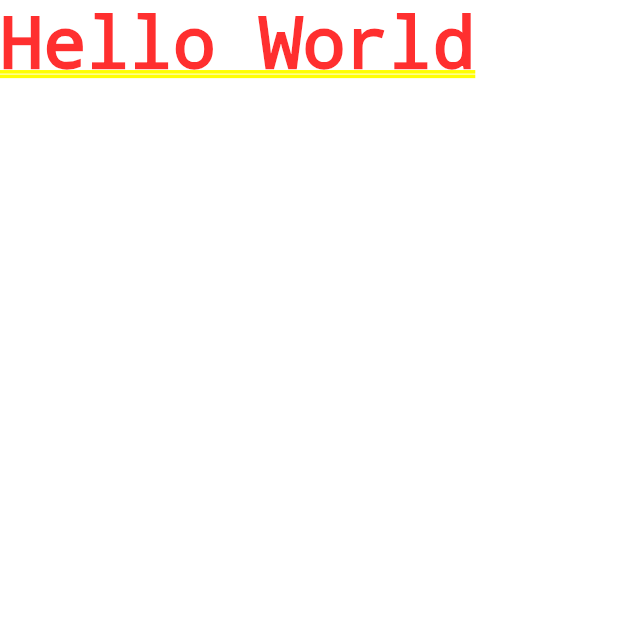
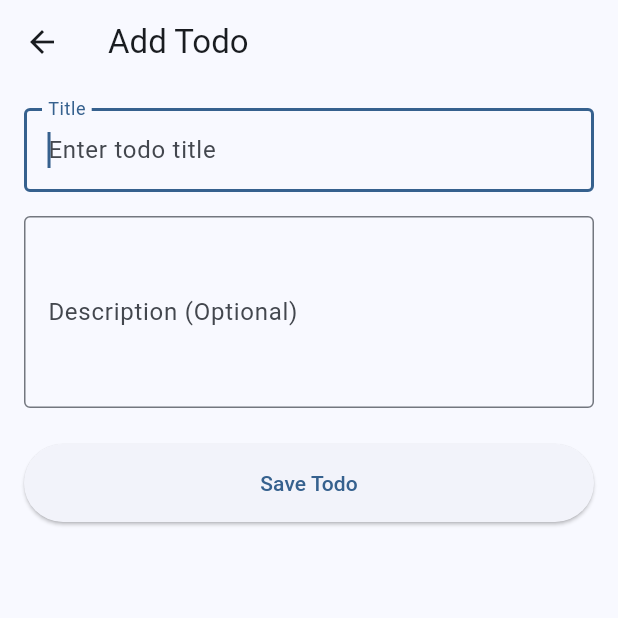
Before and after one commit to crystalz05/flutter_todo_app, a Flutter app: the screen it shows after launch, after a tap on the "add" icon, on a phone screen of 412 x 824 dp, the top half of it. Run offline on Flutter 3.47's test engine with Material 3 defaults, Android fonts, the phone set to English and light mode, and no system bars; our stand-ins replace dartz, equatable, floor, flutter_bloc, get_it, shared_preferences and 1 more; accounts and stored records are empty; generated files the repository leaves out were written again.

Commit message:
Almost completed the todo ui

```diff
--- /dev/null
+++ b/devtools_options.yaml
@@ -0,0 +1,3 @@
+description: This file stores settings for Dart & Flutter DevTools.
+documentation: https://docs.flutter.dev/tools/devtools/extensions#configure-extension-enablement-states
+extensions:
--- a/lib/core/di/injection_container.dart
+++ b/lib/core/di/injection_container.dart
@@ -5,6 +5,9 @@
 import 'package:flutter_todo_app/features/todo/domain/usecases/usecase.dart';
 import 'package:flutter_todo_app/features/todo/presentation/bloc/todo_bloc.dart';
 import 'package:get_it/get_it.dart';
+import 'package:shared_preferences/shared_preferences.dart';
+
+import '../presentation/cubit/theme_cubit.dart';
 
 
 final sl = GetIt.instance;
@@ -15,9 +18,31 @@
       .databaseBuilder("app_database.db")
       .build();
 
+  final sharedPreferences = await SharedPreferences.getInstance();
 
+  sl.registerSingleton<SharedPreferences>(sharedPreferences);
   sl.registerSingleton<AppDatabase>(database);
   sl.registerSingleton(database.todoDao);
+
+  sl.registerLazySingleton<ThemeCubit>(
+        () => ThemeCubit(sl<SharedPreferences>()),
+  );
+  sl.registerLazySingleton<TodoRepository>(
+        ()=> TodoRepositoryImpl(localDatasource: sl()),
+  );
+
+  sl.registerLazySingleton<TodoLocalDatasource>(
+        ()=> TodoLocalDataSourceImpl(todoDao: sl()),
+  );
+
+  sl.registerLazySingleton(()=> GetAllTodos(sl()));
+  sl.registerLazySingleton(()=> GetTodoById(sl()));
+  sl.registerLazySingleton(()=> CreateTodo(sl()));
+  sl.registerLazySingleton(()=> UpdateTodo(sl()));
+  sl.registerLazySingleton(()=> ToggleTodoStatus(sl()));
+  sl.registerLazySingleton(()=> DeleteTodo(sl()));
+  sl.registerLazySingleton(()=> GetCompletedTodos(sl()));
+  sl.registerLazySingleton(()=> GetPendingTodos(sl()));
 
   sl.registerFactory(()=> TodoBloc(
     getAllTodos: sl(),
@@ -30,20 +55,4 @@
     getPendingTodos: sl(),
   ));
 
-  sl.registerLazySingleton(()=> GetAllTodos(sl()));
-  sl.registerLazySingleton(()=> GetTodoById(sl()));
-  sl.registerLazySingleton(()=> CreateTodo(sl()));
-  sl.registerLazySingleton(()=> UpdateTodo(sl()));
-  sl.registerLazySingleton(()=> ToggleTodoStatus(sl()));
-  sl.registerLazySingleton(()=> DeleteTodo(sl()));
-  sl.registerLazySingleton(()=> GetCompletedTodos(sl()));
-  sl.registerLazySingleton(()=> GetPendingTodos(sl()));
-
-  sl.registerLazySingleton<TodoRepository>(
-      ()=> TodoRepositoryImpl(localDatasource: sl()),
-  );
-
-  sl.registerLazySingleton<TodoLocalDatasource>(
-      ()=> TodoLocalDataSourceImpl(todoDao: sl()),
-  );
 }
--- /dev/null
+++ b/lib/core/presentation/cubit/theme_cubit.dart
@@ -0,0 +1,42 @@
+// lib/core/presentation/cubit/theme_cubit.dart
+
+import 'package:flutter_bloc/flutter_bloc.dart';
+import 'package:flutter/material.dart';
+import 'package:shared_preferences/shared_preferences.dart';
+
+enum ThemeState { light, dark, system }
+
+class ThemeCubit extends Cubit<ThemeState> {
+  final SharedPreferences prefs;
+  static const String _themeKey = 'theme_mode';
+
+  ThemeCubit(this.prefs) : super(ThemeState.system) {
+    _loadTheme();
+  }
+
+  void _loadTheme() {
+    final themeString = prefs.getString(_themeKey);
+    if (themeString != null) {
+      emit(ThemeState.values.firstWhere(
+            (e) => e.toString() == themeString,
+        orElse: () => ThemeState.system,
+      ));
+    }
+  }
+
+  Future<void> setTheme(ThemeState theme) async {
+    await prefs.setString(_themeKey, theme.toString());
+    emit(theme);
+  }
+
+  ThemeMode get themeMode {
+    switch (state) {
+      case ThemeState.light:
+        return ThemeMode.light;
+      case ThemeState.dark:
+        return ThemeMode.dark;
+      case ThemeState.system:
+        return ThemeMode.system;
+    }
+  }
+}
--- /dev/null
+++ b/lib/features/todo/presentation/cubit/theme_cubit.dart
@@ -0,0 +1,42 @@
+// lib/core/presentation/cubit/theme_cubit.dart
+
+import 'package:flutter_bloc/flutter_bloc.dart';
+import 'package:flutter/material.dart';
+import 'package:shared_preferences/shared_preferences.dart';
+
+enum ThemeState { light, dark, system }
+
+class ThemeCubit extends Cubit<ThemeState> {
+  final SharedPreferences prefs;
+  static const String _themeKey = 'theme_mode';
+
+  ThemeCubit(this.prefs) : super(ThemeState.system) {
+    _loadTheme();
+  }
+
+  void _loadTheme() {
+    final themeString = prefs.getString(_themeKey);
+    if (themeString != null) {
+      emit(ThemeState.values.firstWhere(
+            (e) => e.toString() == themeString,
+        orElse: () => ThemeState.system,
+      ));
+    }
+  }
+
+  Future<void> setTheme(ThemeState theme) async {
+    await prefs.setString(_themeKey, theme.toString());
+    emit(theme);
+  }
+
+  ThemeMode get themeMode {
+    switch (state) {
+      case ThemeState.light:
+        return ThemeMode.light;
+      case ThemeState.dark:
+        return ThemeMode.dark;
+      case ThemeState.system:
+        return ThemeMode.system;
+    }
+  }
+}
--- /dev/null
+++ b/lib/features/todo/presentation/pages/add_todo_page.dart
@@ -0,0 +1,98 @@
+// lib/features/todo/presentation/pages/add_todo_page.dart
+
+import 'package:flutter/material.dart';
+import 'package:flutter_bloc/flutter_bloc.dart';
+import '../bloc/todo_bloc.dart';
+import '../bloc/todo_event.dart';
+
+class AddTodoPage extends StatefulWidget {
+  const AddTodoPage({Key? key}) : super(key: key);
+
+  @override
+  State<AddTodoPage> createState() => _AddTodoPageState();
+}
+
+class _AddTodoPageState extends State<AddTodoPage> {
+  final _formKey = GlobalKey<FormState>();
+  final _titleController = TextEditingController();
+  final _descriptionController = TextEditingController();
+
+  @override
+  void dispose() {
+    _titleController.dispose();
+    _descriptionController.dispose();
+    super.dispose();
+  }
+
+  @override
+  Widget build(BuildContext context) {
+    return Scaffold(
+      appBar: AppBar(
+        title: const Text('Add Todo'),
+      ),
+      body: Padding(
+        padding: const EdgeInsets.all(16.0),
+        child: Form(
+          key: _formKey,
+          child: Column(
+            crossAxisAlignment: CrossAxisAlignment.stretch,
+            children: [
+              TextFormField(
+                controller: _titleController,
+                decoration: const InputDecoration(
+                  labelText: 'Title',
+                  border: OutlineInputBorder(),
+                  hintText: 'Enter todo title',
+                ),
+                validator: (value) {
+                  if (value == null || value.trim().isEmpty) {
+                    return 'Please enter a title';
+                  }
+                  if (value.length > 100) {
+                    return 'Title must be less than 100 characters';
+                  }
+                  return null;
+                },
+                textInputAction: TextInputAction.next,
+                autofocus: true,
+              ),
+              const SizedBox(height: 16),
+              TextFormField(
+                controller: _descriptionController,
+                decoration: const InputDecoration(
+                  labelText: 'Description (Optional)',
+                  border: OutlineInputBorder(),
+                  hintText: 'Enter todo description',
+                ),
+                maxLines: 4,
+                textInputAction: TextInputAction.done,
+              ),
+              const SizedBox(height: 24),
+              ElevatedButton(
+                onPressed: _saveTodo,
+                style: ElevatedButton.styleFrom(
+                  padding: const EdgeInsets.all(16),
+                ),
+                child: const Text('Save Todo'),
+              ),
+            ],
+          ),
+        ),
+      ),
+    );
+  }
+
+  void _saveTodo() {
+    if (_formKey.currentState!.validate()) {
+      context.read<TodoBloc>().add(
+        CreateTodoEvent(
+          title: _titleController.text.trim(),
+          description: _descriptionController.text.trim().isEmpty
+              ? null
+              : _descriptionController.text.trim(),
+        ),
+      );
+      Navigator.pop(context);
+    }
+  }
+}
--- a/lib/features/todo/presentation/pages/todo_list_page.dart
+++ b/lib/features/todo/presentation/pages/todo_list_page.dart
@@ -2,13 +2,18 @@
 
 import 'package:flutter/material.dart';
 import 'package:flutter_bloc/flutter_bloc.dart';
+import 'package:flutter_todo_app/features/todo/domain/entities/todo.dart';
 import '../../../../core/di/injection_container.dart';
 import '../bloc/todo_bloc.dart';
 import '../bloc/todo_event.dart';
 import '../bloc/todo_state.dart';
+import '../../../../core/presentation/cubit/theme_cubit.dart';
+import '../widgets/todo_item_widget.dart';
+import '../widgets/empty_state_widget.dart';
+import 'add_todo_page.dart';
 
 class TodoListPage extends StatelessWidget {
-  const TodoListPage({Key? key}) : super(key: key);
+  const TodoListPage({super.key});
 
   @override
   Widget build(BuildContext context) {
@@ -26,8 +31,74 @@
   Widget build(BuildContext context) {
     return Scaffold(
       appBar: AppBar(
-        title: const Text('My Todos'),
+        title: BlocBuilder<TodoBloc, TodoState>(
+            builder: (context, state){
+              if(state is TodosLoaded){
+                final completed = state.completedCount;
+                final total = state.totalCount;
+
+                return
+                  Column(
+                    crossAxisAlignment: CrossAxisAlignment.start,
+                    children: [
+                      Text('TaskFlow - Todo App', style: TextStyle(fontWeight: FontWeight.w900)),
+                      Text("$completed of $total tasks completed",
+                          style: Theme.of(context).textTheme.titleMedium?.copyWith(
+                              color: Theme.of(context).colorScheme.onBackground.withAlpha(170)
+                          ))
+                    ],
+                  );
+            }
+              return const Column(
+                crossAxisAlignment: CrossAxisAlignment.start,
+                children: [
+                  Text(
+                    'TaskFlow - Todo App',
+                    style: TextStyle(fontWeight: FontWeight.bold),
+                  ),
+                ],
+              );
+            }
+        ),
         actions: [
+
+          // Replace the theme button in AppBar actions with:
+          IconButton(
+            icon: BlocBuilder<ThemeCubit, ThemeState>(
+              builder: (context, themeState) {
+                switch (themeState) {
+                  case ThemeState.light:
+                    return const Icon(Icons.light_mode);
+                  case ThemeState.dark:
+                    return const Icon(Icons.dark_mode);
+                  case ThemeState.system:
+                    return const Icon(Icons.brightness_auto);
+                }
+              },
+            ),
+            onPressed: () {
+              final themeCubit = context.read<ThemeCubit>();
+              final currentTheme = themeCubit.state;
+
+              // Cycle through themes: light -> dark -> system -> light
+              ThemeState nextTheme;
+              switch (currentTheme) {
+                case ThemeState.light:
+                  nextTheme = ThemeState.dark;
+                  break;
+                case ThemeState.dark:
+                  nextTheme = ThemeState.system;
+                  break;
+                case ThemeState.system:
+                  nextTheme = ThemeState.light;
+                  break;
+              }
+
+              themeCubit.setTheme(nextTheme);
+            },
+            tooltip: 'Toggle theme',
+          ),
+
           PopupMenuButton<TodoFilter>(
             onSelected: (filter) {
               context.read<TodoBloc>().add(FilterTodosEvent(filter));
@@ -49,6 +120,71 @@
           ),
         ],
       ),
+      body: BlocConsumer<TodoBloc, TodoState>(
+        listener: (context, state) {
+          if (state is TodoError) {
+            ScaffoldMessenger.of(context).showSnackBar(
+              SnackBar(
+                content: Text(state.message),
+                backgroundColor: Colors.red,
+              ),
+            );
+          } else if (state is TodoOperationSuccess) {
+            ScaffoldMessenger.of(context).showSnackBar(
+              SnackBar(
+                content: Text(state.message),
+                backgroundColor: Colors.green,
+              ),
+            );
+          }
+        },
+        builder: (context, state) {
+          if (state is TodoLoading) {
+            return const Center(child: CircularProgressIndicator());
+          }
+
+          if (state is TodosLoaded) {
+            final todos = state.filteredTodos;
+
+            return Column(
+              children: [
+                _filterBar(context, state.currentFilter),
+                if(todos.isEmpty)
+                  Expanded(
+                      child: EmptyStateWidget(
+                        filter: state.currentFilter,
+                        onAddTodo: ()=> _navigateToAddTodo(context),
+                      )
+                  )else
+                  Expanded(
+                    child: ListView.builder(
+                      itemCount: todos.length,
+                      padding: const EdgeInsets.all(8),
+                      itemBuilder: (context, index) {
+                        return TodoItemWidget(
+                          todo: todos[index],
+                          onToggle: () {
+                            context.read<TodoBloc>().add(
+                              ToggleTodoStatusEvent(todos[index].id),
+                            );
+                          },
+                          onDelete: () {
+                            _showDeleteConfirmation(context, todos[index].id);
+                          },
+                          onTap: () {
+                            // Navigate to detail/edit page
+                          },
+                        );
+                      },
+                    ),
+                  ),
+              ],
+            );
+          }
+
+          return const EmptyStateWidget();
+        },
+      ),
       floatingActionButton: FloatingActionButton(
         onPressed: () => _navigateToAddTodo(context),
         child: const Icon(Icons.add),
@@ -56,41 +192,46 @@
     );
   }
 
-  Widget _buildStatsBar(TodosLoaded state) {
+  Widget _filterBar(BuildContext context, TodoFilter activeFilter) {
+
+    final filters = [TodoFilter.all, TodoFilter.pending, TodoFilter.completed];
+
     return Container(
       padding: const EdgeInsets.all(16),
-      color: Colors.grey[100],
       child: Row(
-        mainAxisAlignment: MainAxisAlignment.spaceAround,
-        children: [
-          _buildStatItem('Total', state.totalCount, Colors.blue),
-          _buildStatItem('Pending', state.pendingCount, Colors.orange),
-          _buildStatItem('Completed', state.completedCount, Colors.green),
-        ],
+        mainAxisAlignment: MainAxisAlignment.start,
+        children: filters
+            .map((filter) => Padding(
+          padding: const EdgeInsets.only(right: 8),
+          child: _filterButton(
+              context,
+              activeFilter == filter,
+              filter.name.toUpperCase(),
+              filter),
+        ))
+            .toList(),
       ),
     );
   }
 
-  Widget _buildStatItem(String label, int count, Color color) {
-    return Column(
-      children: [
-        Text(
-          count.toString(),
-          style: TextStyle(
-            fontSize: 24,
-            fontWeight: FontWeight.bold,
-            color: color,
-          ),
-        ),
-        Text(
+  Widget _filterButton(
+      BuildContext context,
+      bool active,
+      String label,
+      TodoFilter filter
+      ) {
+    return ElevatedButton(
+        onPressed: (){
+          context.read<TodoBloc>().add(FilterTodosEvent(filter));
+        },
+        style: ElevatedButton.styleFrom(elevation: 0,
+            backgroundColor: active
+                ? Theme.of(context).colorScheme.primary
+                : Theme.of(context).colorScheme.surfaceContainerHighest),
+        child: Text(
           label,
-          style: const TextStyle(
-            fontSize: 12,
-            color: Colors.grey,
-          ),
-        ),
-      ],
-    );
+          style: Theme.of(context).textTheme.bodyMedium
+              ?.copyWith(color: active ? Theme.of(context).colorScheme.onPrimary : Theme.of(context).colorScheme.primary),));
   }
 
   void _navigateToAddTodo(BuildContext context) {
@@ -99,7 +240,7 @@
       MaterialPageRoute(
         builder: (_) => BlocProvider.value(
           value: context.read<TodoBloc>(),
-          child: const Text("Hello World")
+          child: const AddTodoPage(),
         ),
       ),
     );
--- /dev/null
+++ b/lib/features/todo/presentation/widgets/empty_state_widget.dart
@@ -0,0 +1,66 @@
+// lib/features/todo/presentation/widgets/empty_state_widget.dart
+
+import 'package:flutter/material.dart';
+import '../bloc/todo_event.dart';
+
+class EmptyStateWidget extends StatelessWidget {
+  final TodoFilter? filter;
+  final VoidCallback? onAddTodo;
+
+  const EmptyStateWidget({
+    Key? key,
+    this.filter,
+    this.onAddTodo,
+  }) : super(key: key);
+
+  @override
+  Widget build(BuildContext context) {
+    String message;
+    IconData icon;
+
+    switch (filter) {
+      case TodoFilter.pending:
+        message = 'No pending todos!\nYou\'re all caught up!';
+        icon = Icons.check_circle_outline;
+        break;
+      case TodoFilter.completed:
+        message = 'No completed todos yet.\nStart checking off some tasks!';
+        icon = Icons.assignment_turned_in_outlined;
+        break;
+      case TodoFilter.all:
+      default:
+        message = 'No todos yet.\nTap + to create your first todo!';
+        icon = Icons.note_add_outlined;
+    }
+
+    return Center(
+      child: Column(
+        mainAxisAlignment: MainAxisAlignment.center,
+        children: [
+          Icon(
+            icon,
+            size: 100,
+            color: Colors.grey[300],
+          ),
+          const SizedBox(height: 16),
+          Text(
+            message,
+            textAlign: TextAlign.center,
+            style: TextStyle(
+              fontSize: 16,
+              color: Colors.grey[600],
+            ),
+          ),
+          if (onAddTodo != null && filter == TodoFilter.all) ...[
+            const SizedBox(height: 24),
+            ElevatedButton.icon(
+              onPressed: onAddTodo,
+              icon: const Icon(Icons.add),
+              label: const Text('Add Todo'),
+            ),
+          ],
+        ],
+      ),
+    );
+  }
+}
--- a/lib/main.dart
+++ b/lib/main.dart
@@ -1,72 +1,59 @@
+// lib/main.dart
+
 import 'package:flutter/material.dart';
-import 'package:flutter_todo_app/features/todo/presentation/pages/todo_list_page.dart';
+import 'package:flutter_bloc/flutter_bloc.dart';
 import 'core/di/injection_container.dart' as di;
-
+import 'core/presentation/cubit/theme_cubit.dart';
+import 'features/todo/presentation/pages/todo_list_page.dart';
 
 void main() async {
-
   WidgetsFlutterBinding.ensureInitialized();
   await di.init();
-
   runApp(const MyApp());
 }
 
 class MyApp extends StatelessWidget {
-  const MyApp({super.key});
+  const MyApp({Key? key}) : super(key: key);
 
-  // This widget is the root of your application.
   @override
   Widget build(BuildContext context) {
-    return MaterialApp(
-      title: 'Flutter Demo',
-      theme: ThemeData(
-        colorScheme: ColorScheme.fromSeed(seedColor: Colors.deepPurple),
-      ),
-      home: const TodoListPage(),
+    return BlocProvider(
+      create: (_) => di.sl<ThemeCubit>(),
+      child: const AppView(), // Separate widget to avoid context issues
     );
   }
 }
 
-
-class MyHomePage extends StatefulWidget{
-  const MyHomePage({super.key});
-
-  @override
-  State<StatefulWidget> createState() => _MyHomePage();
-
-}
-
-
-class _MyHomePage extends State<MyHomePage>{
-
-  int counter = 0;
-
-  void incrementCount(){
-    setState(() {
-      counter++;
-    });
-  }
-
+class AppView extends StatelessWidget {
+  const AppView({Key? key}) : super(key: key);
 
   @override
   Widget build(BuildContext context) {
-    return Scaffold(
-      appBar: AppBar(
-        title: Text("Todo Application"),
-        centerTitle: true,
-      ),
-      body: Center(
-        child: Column(
-          children: [
-            Text("$counter"),
-            SizedBox(height: 18),
-            ElevatedButton(onPressed: (){
-              incrementCount();
-            },
-                child: Text("Press me"))
-          ],
-        ),
-      ),
+    return BlocBuilder<ThemeCubit, ThemeState>(
+      builder: (context, themeState) {
+        final themeCubit = context.read<ThemeCubit>();
+
+        return MaterialApp(
+          title: 'Todo App',
+          debugShowCheckedModeBanner: false,
+          themeMode: themeCubit.themeMode,
+          theme: ThemeData(
+            useMaterial3: true,
+            colorScheme: ColorScheme.fromSeed(
+              seedColor: Colors.blue,
+              brightness: Brightness.light,
+            ),
+          ),
+          darkTheme: ThemeData(
+            useMaterial3: true,
+            colorScheme: ColorScheme.fromSeed(
+              seedColor: Colors.blue,
+              brightness: Brightness.dark,
+            ),
+          ),
+          home: const TodoListPage(),
+        );
+      },
     );
   }
 }
--- a/pubspec.yaml
+++ b/pubspec.yaml
@@ -44,6 +44,10 @@
   url_launcher: ^6.1.11
   floor: ^1.4.2
   uuid: ^4.3.3
+
+  intl: ^0.19.0
+  shared_preferences: ^2.2.2
+
 
 
 
```
Also changed, not shown: lib/features/todo/presentation/widgets/todo_item_widget.dart (added, +70 -0 lines), pubspec.lock, 1 other file.
